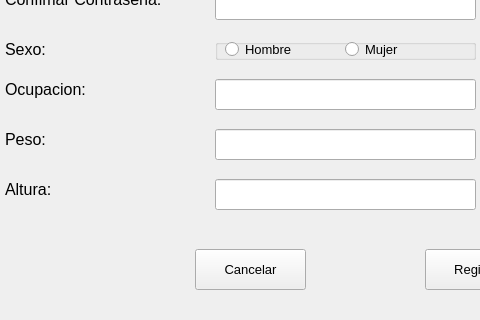
Qt form view/ventanas_qt/ventana_registro_usuario.ui (phkandresc/app-habitos-saludables) before a commit; both pictures show x 195 to 675 and y 401 to 721 of the 1091 by 721 pixel window.
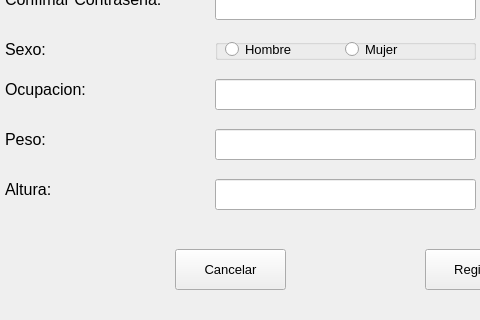
The same form after that commit.

Patch:
```diff
--- a/view/ventanas_qt/ventana_registro_usuario.ui
+++ b/view/ventanas_qt/ventana_registro_usuario.ui
@@ -376,7 +376,7 @@
   <widget class="QPushButton" name="pushButton">
    <property name="geometry">
     <rect>
-     <x>390</x>
+     <x>370</x>
      <y>650</y>
      <width>111</width>
      <height>41</height>
```
